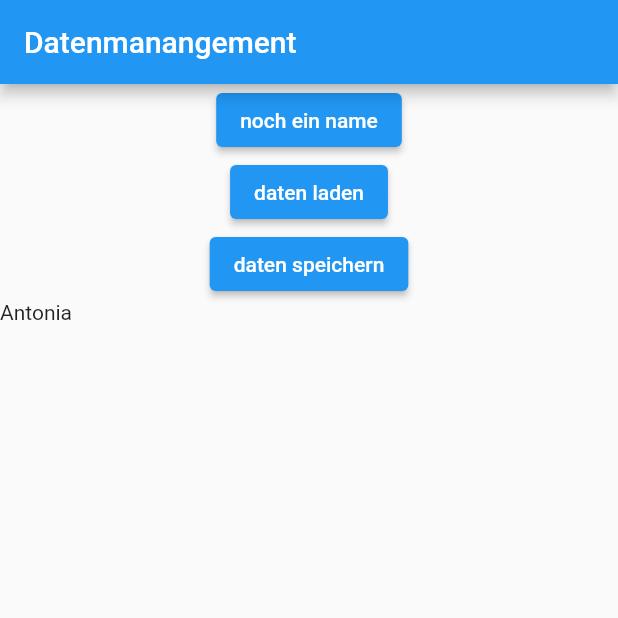
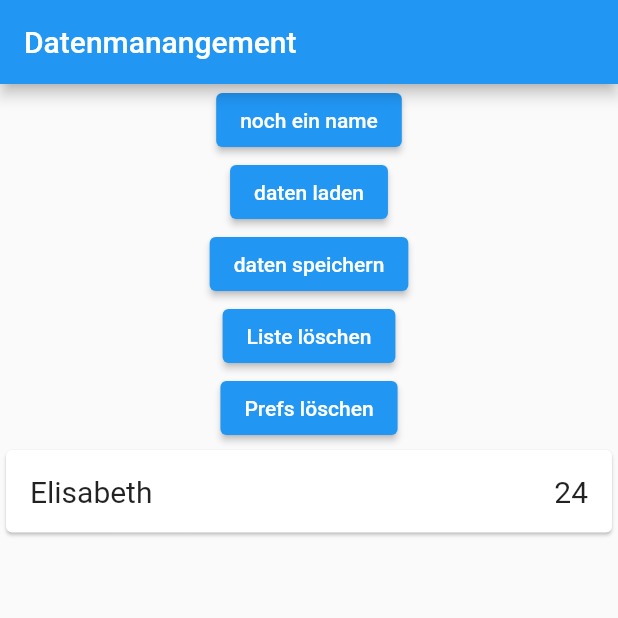
Before and after one commit to drmilde/flutter_state_shared, a Flutter app: the screen it shows after launch, after a tap on "noch ein name", on a phone screen of 412 x 824 dp, the top half of it. Run offline on Flutter 3.47's test engine with Material 2 defaults, Android fonts, the phone set to English and light mode, and no system bars; our stand-ins replace shared_preferences.

Commit message:
Beispiel erweitert

```diff
--- a/lib/model/data_model.dart
+++ b/lib/model/data_model.dart
@@ -25,6 +25,15 @@ class DataModel {
     print ("${namen[0].name} : ${namen[0].alter}");
   }
 
+
+  // löscht den Speicher
+  static void clearPrefs() async {
+    SharedPreferences prefs = await SharedPreferences.getInstance();
+    prefs.clear();
+  }
+
+
+  // speichert die Daten
   static void speichern() async {
     SharedPreferences prefs = await SharedPreferences.getInstance();
 
@@ -34,6 +43,9 @@ class DataModel {
       await prefs.setString(att, kindToJson(namen[i]));
     }
   }
+
+
+  // lädt die Daten aus den shared preferences
 
   static void laden() async {
     SharedPreferences prefs = await SharedPreferences.getInstance();
--- a/lib/screens/start_screen.dart
+++ b/lib/screens/start_screen.dart
@@ -1,3 +1,5 @@
+import 'dart:math';
+
 import 'package:flutter/material.dart';
 import 'package:flutter_state_shared/model/data_model.dart';
 import 'package:flutter_state_shared/model/kind.dart';
@@ -8,6 +10,15 @@ class StartScreen extends StatefulWidget {
 }
 
 class _StartScreenState extends State<StartScreen> {
+  List<Kind> kinder = [
+    Kind(name: "Elisabeth", alter: 24),
+    Kind(name: "Rebecca", alter: 21),
+    Kind(name: "Antonia", alter: 13),
+    Kind(name: "Jakob", alter: 9),
+  ];
+
+  Random rand = new Random();
+
   @override
   Widget build(BuildContext context) {
     return Scaffold(
@@ -20,9 +31,7 @@ class _StartScreenState extends State<StartScreen> {
               child: ElevatedButton(
             onPressed: () {
               setState(() {
-                Kind k = new Kind();
-                k.name = "Antonia";
-                k.alter = 13;
+                Kind k = kinder[rand.nextInt(4)];
                 DataModel.add(k);
               });
             },
@@ -31,7 +40,9 @@ class _StartScreenState extends State<StartScreen> {
           Container(
               child: ElevatedButton(
             onPressed: () async {
-              DataModel.laden();
+              setState(() {
+                DataModel.laden();
+              });
             },
             child: Text("daten laden"),
           )),
@@ -42,11 +53,52 @@ class _StartScreenState extends State<StartScreen> {
             },
             child: Text("daten speichern"),
           )),
+          Container(
+              child: ElevatedButton(
+            onPressed: () async {
+              setState(() {
+                DataModel.clear();
+              });
+            },
+            child: Text("Liste löschen"),
+          )),
+          Container(
+              child: ElevatedButton(
+            onPressed: () async {
+              setState(() {
+                DataModel.clearPrefs();
+                DataModel.laden();
+              });
+            },
+            child: Text("Prefs löschen"),
+          )),
           Expanded(
             child: ListView.builder(
                 itemCount: DataModel.namen.length,
                 itemBuilder: (context, index) {
-                  return Text(DataModel.namen[index].name);
+                  return Card(
+                    child: Padding(
+                      padding: const EdgeInsets.all(16.0),
+                      child: Row(
+                        children: [
+                          Expanded(
+                            child: Text(
+                              DataModel.namen[index].name,
+                              style: TextStyle(
+                                fontSize: 20,
+                              ),
+                            ),
+                          ),
+                          Text(
+                            "${DataModel.namen[index].alter}",
+                            style: TextStyle(
+                              fontSize: 20,
+                            ),
+                          )
+                        ],
+                      ),
+                    ),
+                  );
                 }),
           ),
         ],
```
